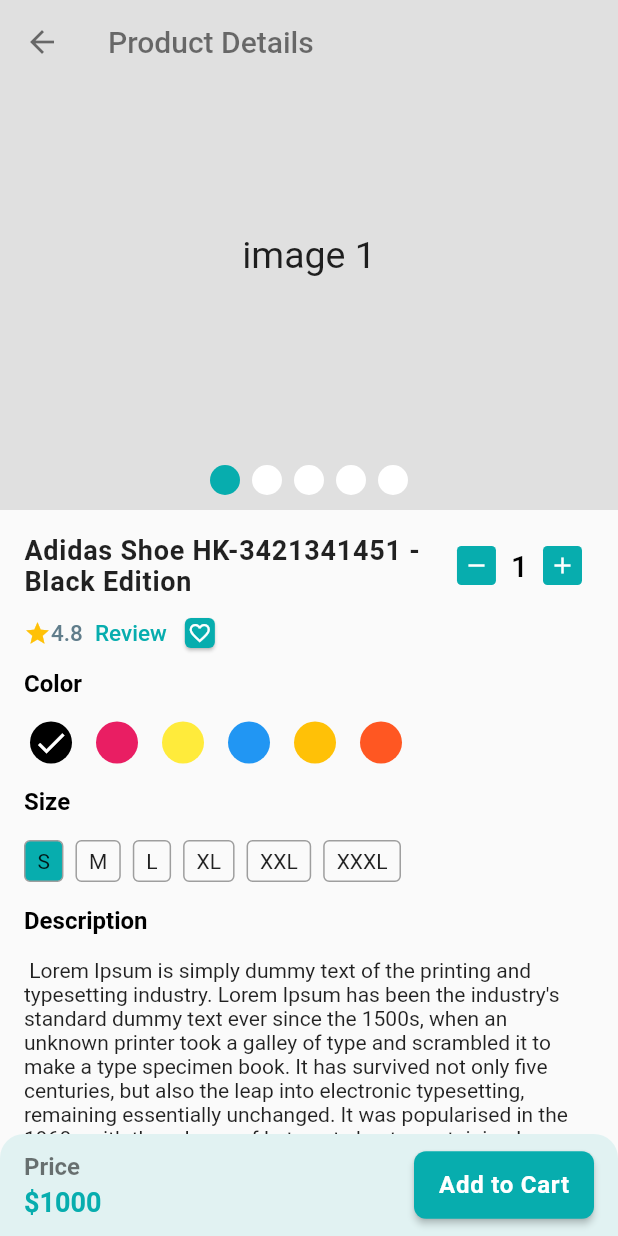
After one commit to fakhruddin07/ecommerce_with_flutter, a Flutter app: the ProductDetailsScreen screen opened directly, on a phone screen of 412 x 824 dp. The commit adds this screen. Run offline on Flutter 3.47's test engine with Material 2 defaults, Android fonts, the phone set to English and light mode, and no system bars; drawn by our look-alikes of carousel_slider; our stand-ins replace flutter_svg, get, pin_code_fields.

Commit message:
product details screens ui has been added

```diff
--- a/lib/application/app.dart
+++ b/lib/application/app.dart
@@ -1,3 +1,4 @@
+import 'package:ecommerce_with_flutter/application/state_holder_binder.dart';
 import 'package:ecommerce_with_flutter/presentation/ui/screens/splash_screen.dart';
 import 'package:ecommerce_with_flutter/presentation/ui/utility/app_colors.dart';
 import 'package:flutter/material.dart';
@@ -10,6 +11,7 @@ class CraftyBay extends StatelessWidget {
   Widget build(BuildContext context) {
     return GetMaterialApp(
       debugShowCheckedModeBanner: false,
+      initialBinding: StateHolderBinder(),
       theme: ThemeData(
         primarySwatch:
             MaterialColor(AppColors.primaryColor.value, AppColors().color),
--- /dev/null
+++ b/lib/application/state_holder_binder.dart
@@ -0,0 +1,9 @@
+import 'package:ecommerce_with_flutter/presentation/state_holders/main_bottom_nav_controller.dart';
+import 'package:get/get.dart';
+
+class StateHolderBinder extends Bindings{
+  @override
+  void dependencies() {
+    Get.put(MainBottomNavController());
+  }
+}
--- /dev/null
+++ b/lib/presentation/state_holders/main_bottom_nav_controller.dart
@@ -0,0 +1,14 @@
+import 'package:get/get.dart';
+
+class MainBottomNavController extends GetxController{
+  int currentSelectedIndex = 0;
+
+  void changeIndex(int index){
+    currentSelectedIndex = index;
+    update();
+  }
+
+  void backToHome(){
+    changeIndex(0);
+  }
+}
--- a/lib/presentation/ui/screens/allcategory_list_screen.dart
+++ b/lib/presentation/ui/screens/allcategory_list_screen.dart
@@ -1,5 +1,7 @@
+import 'package:ecommerce_with_flutter/presentation/state_holders/main_bottom_nav_controller.dart';
 import 'package:ecommerce_with_flutter/presentation/ui/widgets/home/all_category_card.dart';
 import 'package:flutter/material.dart';
+import 'package:get/get.dart';
 
 class AllCategoryListScreen extends StatefulWidget {
   const AllCategoryListScreen({super.key});
@@ -11,7 +13,12 @@ class AllCategoryListScreen extends StatefulWidget {
 class _AllCategoryListScreenState extends State<AllCategoryListScreen> {
   @override
   Widget build(BuildContext context) {
-    return Scaffold(
+    return WillPopScope(
+      onWillPop: ()async {
+        Get.find<MainBottomNavController>().backToHome();
+        return false;
+      },
+      child: Scaffold(
         appBar: AppBar(
           backgroundColor: Colors.white,
           elevation: 0,
@@ -21,8 +28,11 @@ class _AllCategoryListScreenState extends State<AllCategoryListScreen> {
               color: Colors.black,
             ),
           ),
-        leading: const BackButton(
-          color: Colors.black,
+          leading: IconButton(
+            onPressed: (){
+              Get.find<MainBottomNavController>().backToHome();
+            },
+            icon: const Icon(Icons.arrow_back_ios, color: Colors.black54,),
           ),
         ),
         body: Padding(
@@ -38,6 +48,7 @@ class _AllCategoryListScreenState extends State<AllCategoryListScreen> {
             },
           ),
         ),
+      ),
     );
   }
 }
--- a/lib/presentation/ui/screens/home_screen.dart
+++ b/lib/presentation/ui/screens/home_screen.dart
@@ -1,4 +1,3 @@
-import 'package:ecommerce_with_flutter/presentation/ui/screens/allcategory_list_screen.dart';
 import 'package:ecommerce_with_flutter/presentation/ui/screens/product_list_screen.dart';
 import 'package:ecommerce_with_flutter/presentation/ui/utility/image_assets.dart';
 import 'package:ecommerce_with_flutter/presentation/ui/widgets/home/home_slider.dart';
@@ -6,6 +5,7 @@ import 'package:flutter/material.dart';
 import 'package:flutter_svg/flutter_svg.dart';
 import 'package:get/get.dart';
 
+import '../../state_holders/main_bottom_nav_controller.dart';
 import '../widgets/circular_icon_button.dart';
 import '../widgets/home/all_category_card.dart';
 import '../widgets/home/product_card.dart';
@@ -71,9 +71,7 @@ class _HomeScreenState extends State<HomeScreen> {
             SectionHeader(
               title: "All Categories",
               onTap: () {
-                Get.to(
-                  const AllCategoryListScreen(),
-                );
+                Get.find<MainBottomNavController>().changeIndex(1);
               },
             ),
             SizedBox(
--- a/lib/presentation/ui/screens/main_bottom_nav_screen.dart
+++ b/lib/presentation/ui/screens/main_bottom_nav_screen.dart
@@ -1,8 +1,10 @@
+import 'package:ecommerce_with_flutter/presentation/state_holders/main_bottom_nav_controller.dart';
 import 'package:ecommerce_with_flutter/presentation/ui/screens/allcategory_list_screen.dart';
 import 'package:ecommerce_with_flutter/presentation/ui/screens/home_screen.dart';
 import 'package:ecommerce_with_flutter/presentation/ui/screens/wish_list_screen.dart';
 import 'package:ecommerce_with_flutter/presentation/ui/utility/app_colors.dart';
 import 'package:flutter/material.dart';
+import 'package:get/get.dart';
 
 class MainBottomNavScreen extends StatefulWidget {
   const MainBottomNavScreen({super.key});
@@ -12,7 +14,7 @@ class MainBottomNavScreen extends StatefulWidget {
 }
 
 class _MainBottomNavScreenState extends State<MainBottomNavScreen> {
-  int _selectedIndex = 0;
+
   final List<Widget> _screen = const [
     HomeScreen(),
     AllCategoryListScreen(),
@@ -22,20 +24,17 @@ class _MainBottomNavScreenState extends State<MainBottomNavScreen> {
 
   @override
   Widget build(BuildContext context) {
+    return GetBuilder<MainBottomNavController>(
+      builder: (controller) {
         return Scaffold(
-      body: _screen[_selectedIndex],
+          body: _screen[controller.currentSelectedIndex],
           bottomNavigationBar: BottomNavigationBar(
             showUnselectedLabels: true,
             selectedItemColor: AppColors.primaryColor,
             unselectedItemColor: Colors.grey,
             elevation: 4,
-        currentIndex: _selectedIndex,
-        onTap: (index) {
-          _selectedIndex = index;
-          if (mounted) {
-            setState(() {});
-          }
-        },
+            currentIndex: controller.currentSelectedIndex,
+            onTap: controller.changeIndex,
             items: const [
               BottomNavigationBarItem(icon: Icon(Icons.home_filled), label: "Home"),
               BottomNavigationBarItem(
@@ -48,4 +47,6 @@ class _MainBottomNavScreenState extends State<MainBottomNavScreen> {
           ),
         );
       }
+    );
   }
+}
--- /dev/null
+++ b/lib/presentation/ui/screens/product_details_screen.dart
@@ -0,0 +1,285 @@
+import 'package:ecommerce_with_flutter/presentation/ui/widgets/custom_stepper.dart';
+import 'package:ecommerce_with_flutter/presentation/ui/widgets/home/product_image_slider.dart';
+import 'package:flutter/material.dart';
+
+import '../utility/app_colors.dart';
+
+class ProductDetailsScreen extends StatefulWidget {
+  const ProductDetailsScreen({super.key});
+
+  @override
+  State<ProductDetailsScreen> createState() => _ProductDetailsScreenState();
+}
+
+class _ProductDetailsScreenState extends State<ProductDetailsScreen> {
+  List<Color> colors = [
+    Colors.black,
+    Colors.pink,
+    Colors.yellow,
+    Colors.blue,
+    Colors.amber,
+    Colors.deepOrange,
+  ];
+
+  List<String> sizes = ["S", "M", "L", "XL", "XXL", "XXXL"];
+
+  int _selectedColorIndex = 0;
+  int _selectedSizeIndex = 0;
+
+  @override
+  Widget build(BuildContext context) {
+    return Scaffold(
+      body: SafeArea(
+        child: Column(
+          children: [
+            Expanded(
+              child: SingleChildScrollView(
+                child: Column(
+                  children: [
+                    Stack(
+                      children: [
+                        const ProductImageSlider(),
+                        AppBar(
+                          leading: const BackButton(
+                            color: Colors.black54,
+                          ),
+                          title: const Text(
+                            "Product Details",
+                            style: TextStyle(
+                              color: Colors.black54,
+                            ),
+                          ),
+                          backgroundColor: Colors.transparent,
+                          elevation: 0,
+                        ),
+                      ],
+                    ),
+                    Padding(
+                      padding: const EdgeInsets.all(16),
+                      child: Column(
+                        crossAxisAlignment: CrossAxisAlignment.start,
+                        children: [
+                          Row(
+                            children: [
+                              const Expanded(
+                                child: Text(
+                                  "Adidas Shoe HK-3421341451 - Black Edition",
+                                  style: TextStyle(
+                                    fontWeight: FontWeight.w700,
+                                    fontSize: 18,
+                                    letterSpacing: 0.5,
+                                  ),
+                                ),
+                              ),
+                              CustomStepper(
+                                lowerLimit: 1,
+                                upperLimit: 10,
+                                stepValue: 1,
+                                value: 1,
+                                onChange: (newValue) {
+                                  print(newValue);
+                                },
+                              )
+                            ],
+                          ),
+                          Row(
+                            children: [
+                              const Wrap(
+                                crossAxisAlignment: WrapCrossAlignment.center,
+                                children: [
+                                  Icon(
+                                    Icons.star,
+                                    size: 18,
+                                    color: Colors.amber,
+                                  ),
+                                  Text(
+                                    "4.8",
+                                    style: TextStyle(
+                                      overflow: TextOverflow.ellipsis,
+                                      color: Colors.blueGrey,
+                                      fontSize: 15,
+                                      fontWeight: FontWeight.w500,
+                                    ),
+                                  ),
+                                ],
+                              ),
+                              TextButton(
+                                onPressed: () {},
+                                child: const Text(
+                                  "Review",
+                                  style: TextStyle(
+                                    fontSize: 15,
+                                    fontWeight: FontWeight.w500,
+                                    color: AppColors.primaryColor,
+                                  ),
+                                ),
+                              ),
+                              const Card(
+                                color: AppColors.primaryColor,
+                                child: Padding(
+                                  padding: EdgeInsets.all(2.0),
+                                  child: Icon(
+                                    Icons.favorite_border,
+                                    size: 16,
+                                    color: Colors.white,
+                                  ),
+                                ),
+                              )
+                            ],
+                          ),
+                          const Text(
+                            "Color",
+                            style: TextStyle(
+                              color: Colors.black,
+                              fontWeight: FontWeight.w700,
+                              fontSize: 16,
+                            ),
+                          ),
+                          const SizedBox(height: 16),
+                          SizedBox(
+                            height: 28,
+                            child: ListView.separated(
+                              scrollDirection: Axis.horizontal,
+                              itemCount: colors.length,
+                              itemBuilder: (context, index) {
+                                return InkWell(
+                                  borderRadius: BorderRadius.circular(20),
+                                  onTap: () {
+                                    _selectedColorIndex = index;
+                                    if (mounted) {
+                                      setState(() {});
+                                    }
+                                  },
+                                  child: CircleAvatar(
+                                    radius: 18,
+                                    backgroundColor: colors[index],
+                                    child: _selectedColorIndex == index
+                                        ? const Icon(
+                                            Icons.done,
+                                            color: Colors.white,
+                                          )
+                                        : null,
+                                  ),
+                                );
+                              },
+                              separatorBuilder:
+                                  (BuildContext context, int index) {
+                                return const SizedBox(width: 8);
+                              },
+                            ),
+                          ),
+                          const SizedBox(height: 16),
+                          const Text(
+                            "Size",
+                            style: TextStyle(
+                              color: Colors.black,
+                              fontWeight: FontWeight.w700,
+                              fontSize: 16,
+                            ),
+                          ),
+                          const SizedBox(height: 16),
+                          SizedBox(
+                            height: 28,
+                            child: ListView.separated(
+                              scrollDirection: Axis.horizontal,
+                              itemCount: sizes.length,
+                              itemBuilder: (context, index) {
+                                return InkWell(
+                                  borderRadius: BorderRadius.circular(4),
+                                  onTap: () {
+                                    _selectedSizeIndex = index;
+                                    if (mounted) {
+                                      setState(() {});
+                                    }
+                                  },
+                                  child: Container(
+                                    padding: const EdgeInsets.symmetric(
+                                        horizontal: 8),
+                                    decoration: BoxDecoration(
+                                      border: Border.all(color: Colors.grey),
+                                      borderRadius: BorderRadius.circular(4),
+                                      color: _selectedSizeIndex == index
+                                          ? AppColors.primaryColor
+                                          : null,
+                                    ),
+                                    alignment: Alignment.center,
+                                    child: Text(sizes[index]),
+                                  ),
+                                );
+                              },
+                              separatorBuilder:
+                                  (BuildContext context, int index) {
+                                return const SizedBox(width: 8);
+                              },
+                            ),
+                          ),
+                          const SizedBox(height: 16),
+                          const Text(
+                            "Description",
+                            style: TextStyle(
+                              color: Colors.black,
+                              fontWeight: FontWeight.w700,
+                              fontSize: 16,
+                            ),
+                          ),
+                          const SizedBox(height: 16),
+                          Text(
+                              ''' Lorem Ipsum is simply dummy text of the printing and typesetting industry. Lorem Ipsum has been the industry's standard dummy text ever since the 1500s, when an unknown printer took a galley of type and scrambled it to make a type specimen book. It has survived not only five centuries, but also the leap into electronic typesetting, remaining essentially unchanged. It was popularised in the 1960s with the release of Letraset sheets containing Lorem Ipsum passages, and more recently with desktop publishing software like Aldus PageMaker including versions of Lorem Ipsum.
+                          '''),
+                        ],
+                      ),
+                    ),
+                  ],
+                ),
+              ),
+            ),
+            Container(
+              padding: const EdgeInsets.symmetric(horizontal: 16, vertical: 10),
+              decoration: BoxDecoration(
+                color: AppColors.primaryColor.withOpacity(0.1),
+                borderRadius: const BorderRadius.only(
+                  topRight: Radius.circular(16),
+                  topLeft: Radius.circular(16),
+                ),
+              ),
+              child: Row(
+                mainAxisAlignment: MainAxisAlignment.spaceBetween,
+                children: [
+                  const Column(
+                    crossAxisAlignment: CrossAxisAlignment.start,
+                    children: [
+                      Text(
+                        "Price",
+                        style: TextStyle(
+                          fontSize: 16,
+                          fontWeight: FontWeight.w600,
+                          color: Colors.black54,
+                        ),
+                      ),
+                      SizedBox(height: 4),
+                      Text(
+                        "\$1000",
+                        style: TextStyle(
+                          fontSize: 18,
+                          fontWeight: FontWeight.w600,
+                          color: AppColors.primaryColor,
+                        ),
+                      ),
+                    ],
+                  ),
+                  SizedBox(
+                    width: 120,
+                    child: ElevatedButton(
+                      onPressed: () {},
+                      child: const Text("Add to Cart"),
+                    ),
+                  ),
+                ],
+              ),
+            )
+          ],
+        ),
+      ),
+    );
+  }
+}
--- a/lib/presentation/ui/screens/wish_list_screen.dart
+++ b/lib/presentation/ui/screens/wish_list_screen.dart
@@ -1,5 +1,8 @@
 import 'package:ecommerce_with_flutter/presentation/ui/widgets/home/product_card.dart';
 import 'package:flutter/material.dart';
+import 'package:get/get.dart';
+
+import '../../state_holders/main_bottom_nav_controller.dart';
 
 class WishListScreen extends StatefulWidget {
   const WishListScreen({super.key});
@@ -11,7 +14,12 @@ class WishListScreen extends StatefulWidget {
 class _WishListScreenState extends State<WishListScreen> {
   @override
   Widget build(BuildContext context) {
-    return Scaffold(
+    return WillPopScope(
+      onWillPop: ()async{
+        Get.find<MainBottomNavController>().backToHome();
+        return false;
+      },
+      child: Scaffold(
         appBar: AppBar(
           backgroundColor: Colors.white,
           elevation: 0,
@@ -40,6 +48,7 @@ class _WishListScreenState extends State<WishListScreen> {
             },
           ),
         ),
+      ),
     );
   }
 }
--- /dev/null
+++ b/lib/presentation/ui/widgets/custom_stepper.dart
@@ -0,0 +1,91 @@
+import 'package:flutter/material.dart';
+
+import '../utility/app_colors.dart';
+
+@immutable
+class CustomStepper extends StatefulWidget {
+  CustomStepper({
+    super.key,
+    required this.lowerLimit,
+    required this.upperLimit,
+    required this.stepValue,
+    required this.value,
+    required this.onChange,
+  });
+
+  final int lowerLimit;
+  final int upperLimit;
+  final int stepValue;
+  int value;
+  final Function(int) onChange;
+
+  @override
+  _CustomStepperState createState() => _CustomStepperState();
+}
+
+class _CustomStepperState extends State<CustomStepper> {
+  @override
+  Widget build(BuildContext context) {
+    return Container(
+      padding: const EdgeInsets.symmetric(horizontal: 8, vertical: 6),
+      decoration: BoxDecoration(borderRadius: BorderRadius.circular(50)),
+      child: Row(
+        mainAxisAlignment: MainAxisAlignment.center,
+        children: [
+          InkWell(
+            borderRadius: BorderRadius.circular(30),
+            child: Container(
+              padding: const EdgeInsets.all(4),
+              decoration: BoxDecoration(
+                  color: AppColors.primaryColor,
+                  borderRadius: BorderRadius.circular(3)),
+              child: const Icon(
+                Icons.remove,
+                color: Colors.white,
+                size: 18,
+              ),
+            ),
+            onTap: () {
+              widget.value = widget.value == widget.lowerLimit
+                  ? widget.lowerLimit
+                  : widget.value -= widget.stepValue;
+              widget.onChange(widget.value);
+              setState(() {});
+            },
+          ),
+          Padding(
+            padding: const EdgeInsets.symmetric(horizontal: 10),
+            child: Text(
+              '${widget.value}',
+              style: Theme.of(context).textTheme.titleLarge?.copyWith(
+                    color: Colors.black,
+                  ),
+              textAlign: TextAlign.center,
+            ),
+          ),
+          InkWell(
+            borderRadius: BorderRadius.circular(30),
+            child: Container(
+              padding: const EdgeInsets.all(4),
+              decoration: BoxDecoration(
+                  color: AppColors.primaryColor,
+                  borderRadius: BorderRadius.circular(3)),
+              child: const Icon(
+                Icons.add,
+                color: Colors.white,
+                size: 18,
+              ),
+            ),
+            onTap: () {
+              widget.value = widget.value == widget.upperLimit
+                  ? widget.upperLimit
+                  : widget.value += widget.stepValue;
+              widget.onChange(widget.value);
+              setState(() {});
+            },
+          ),
+        ],
+      ),
+    );
+  }
+}
--- a/lib/presentation/ui/widgets/home/product_card.dart
+++ b/lib/presentation/ui/widgets/home/product_card.dart
@@ -1,4 +1,6 @@
+import 'package:ecommerce_with_flutter/presentation/ui/screens/product_details_screen.dart';
 import 'package:flutter/material.dart';
+import 'package:get/get.dart';
 
 import '../../utility/app_colors.dart';
 import '../../utility/image_assets.dart';
@@ -10,7 +12,12 @@ class ProductCard extends StatelessWidget {
 
   @override
   Widget build(BuildContext context) {
-    return Card(
+    return InkWell(
+      borderRadius: BorderRadius.circular(8),
+      onTap: (){
+        Get.to(const ProductDetailsScreen());
+      },
+      child: Card(
         shape: RoundedRectangleBorder(
           borderRadius: BorderRadius.circular(8),
         ),
@@ -97,6 +104,7 @@ class ProductCard extends StatelessWidget {
             ],
           ),
         ),
+      ),
     );
   }
 }
--- /dev/null
+++ b/lib/presentation/ui/widgets/home/product_image_slider.dart
@@ -0,0 +1,75 @@
+import 'package:carousel_slider/carousel_slider.dart';
+import 'package:flutter/material.dart';
+
+import '../../utility/app_colors.dart';
+
+class ProductImageSlider extends StatefulWidget {
+  const ProductImageSlider({super.key});
+
+  @override
+  State<ProductImageSlider> createState() => _ProductImageSliderState();
+}
+
+class _ProductImageSliderState extends State<ProductImageSlider> {
+  final ValueNotifier<int> _selectedSlider = ValueNotifier(0);
+
+  @override
+  Widget build(BuildContext context) {
+    return Stack(
+      children: [
+        CarouselSlider(
+          options: CarouselOptions(
+            height: 340.0,
+            autoPlay: true,
+            viewportFraction: 1,
+            onPageChanged: (int page, _) {
+              _selectedSlider.value = page;
+            },
+          ),
+          items: [1, 2, 3, 4, 5].map((i) {
+            return Builder(
+              builder: (BuildContext context) {
+                return Container(
+                    width: MediaQuery.of(context).size.width,
+                    decoration: BoxDecoration(color: Colors.grey.shade300),
+                    alignment: Alignment.center,
+                    child: Text(
+                      'image $i',
+                      style: const TextStyle(fontSize: 25.0),
+                    ));
+              },
+            );
+          }).toList(),
+        ),
+        Positioned(
+          bottom: 10,
+          left: 0,
+          right: 0,
+          child: ValueListenableBuilder(
+            valueListenable: _selectedSlider,
+            builder: (context, value, _) {
+              List<Widget> list = [];
+              for (int i = 0; i < 5; i++) {
+                list.add(
+                  Container(
+                    height: 20,
+                    width: 20,
+                    margin: const EdgeInsets.symmetric(horizontal: 4),
+                    decoration: BoxDecoration(
+                      borderRadius: BorderRadius.circular(10),
+                      color: value == i ? AppColors.primaryColor : Colors.white,
+                    ),
+                  ),
+                );
+              }
+              return Row(
+                mainAxisAlignment: MainAxisAlignment.center,
+                children: list,
+              );
+            },
+          ),
+        ),
+      ],
+    );
+  }
+}
```
Lines whose indentation alone changed are shown as unchanged.
